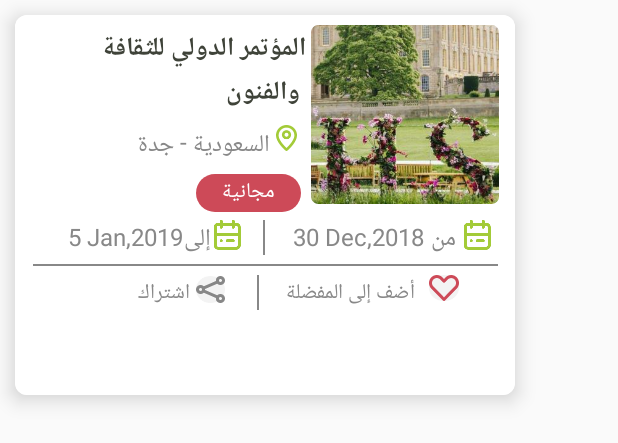
After one commit to hashem-saqqa/EventSheet, an Android app: the layout small_event_item.xml on its own in the app's theme, with its tools: preview values and no code run, on a phone screen of 412 x 824 dp. The commit adds this screen. Shown: the top 443 px of the screen. Run offline under Robolectric (Android 15) with nearby library versions, the phone set to English and light mode, and no system bars.

Commit message:
All_Events

```diff
--- a/app/src/main/java/com/example/eventsheet/Event_adapter.java
+++ b/app/src/main/java/com/example/eventsheet/Event_adapter.java
@@ -37,7 +37,7 @@ public class Event_adapter extends RecyclerView.Adapter<Event_adapter.ViewHolder
 
         Event_model model = DataSet.get(position);
 
-        holder.Main_image.setImageResource(R.drawable.nopath___copy__79_);
+        holder.Main_image.setImageResource(model.getImage());
         holder.Main_text.setText(model.getMain_text());
         holder.Location_text.setText(model.getLocation_text());
         holder.detail_text.setText(model.getDetail_text());
--- a/app/src/main/java/com/example/eventsheet/create_new_account.java
+++ b/app/src/main/java/com/example/eventsheet/create_new_account.java
@@ -26,7 +26,6 @@ public class create_new_account extends AppCompatActivity {
         setContentView(R.layout.activity_create_new_account);
         show_pass_btn = findViewById(R.id.show_pass_btn);
         password = findViewById(R.id.Password);
-
 
     }
 
--- /dev/null
+++ b/app/src/main/res/layout/small_event_item.xml
@@ -0,0 +1,264 @@
+<?xml version="1.0" encoding="utf-8"?>
+<androidx.cardview.widget.CardView
+    xmlns:app="http://schemas.android.com/apk/res-auto"
+    xmlns:android="http://schemas.android.com/apk/res/android"
+    android:layout_width="wrap_content"
+    android:layout_height="wrap_content"
+    android:layout_margin="10dp"
+    app:cardCornerRadius="8dp"
+    app:cardElevation="8dp">
+
+    <androidx.constraintlayout.widget.ConstraintLayout
+        android:id="@+id/Constraint_4"
+        android:layout_width="333dp"
+        android:layout_height="253dp"
+        android:background="#ffffff"
+        app:layout_constraintBottom_toBottomOf="parent"
+        app:layout_constraintEnd_toEndOf="parent"
+        app:layout_constraintHorizontal_bias="0"
+        app:layout_constraintStart_toStartOf="parent"
+        app:layout_constraintTop_toTopOf="parent">
+
+        <ImageView
+            android:id="@+id/HS_Image_4"
+            android:layout_width="wrap_content"
+            android:layout_height="wrap_content"
+            android:src="@drawable/nopath___copy__79_"
+            app:layout_constraintBottom_toBottomOf="parent"
+            app:layout_constraintEnd_toEndOf="parent"
+            app:layout_constraintHorizontal_bias="0.95"
+            app:layout_constraintStart_toStartOf="parent"
+            app:layout_constraintTop_toTopOf="parent"
+            app:layout_constraintVertical_bias="0.05" />
+
+        <TextView
+            android:id="@+id/Text1_4"
+            android:layout_width="wrap_content"
+            android:layout_height="wrap_content"
+            android:text="المؤتمر الدولي للثقافة\n والفنون"
+            android:textColor="#3F4339"
+            android:textSize="17dp"
+            android:textStyle="bold"
+            app:layout_constraintBottom_toBottomOf="parent"
+            app:layout_constraintEnd_toStartOf="@+id/HS_Image_4"
+            app:layout_constraintHorizontal_bias="0.95"
+            app:layout_constraintStart_toStartOf="parent"
+            app:layout_constraintTop_toTopOf="parent"
+            app:layout_constraintVertical_bias="0.04" />
+
+        <ImageView
+            android:id="@+id/location_icon_4"
+            android:layout_width="wrap_content"
+            android:layout_height="wrap_content"
+            android:src="@drawable/group_1297"
+            app:layout_constraintBottom_toBottomOf="parent"
+            app:layout_constraintEnd_toStartOf="@id/HS_Image_4"
+            app:layout_constraintHorizontal_bias="0.95"
+            app:layout_constraintStart_toStartOf="parent"
+            app:layout_constraintTop_toBottomOf="@+id/Text1_4"
+            app:layout_constraintVertical_bias="0.04" />
+
+        <TextView
+            android:id="@+id/location_text_4"
+            android:layout_width="wrap_content"
+            android:layout_height="wrap_content"
+            android:text="السعودية - جدة"
+            android:textColor="#888888"
+            android:textSize="16dp"
+            app:layout_constraintBottom_toBottomOf="parent"
+            app:layout_constraintEnd_toStartOf="@+id/location_icon_4"
+            app:layout_constraintHorizontal_bias="0.95"
+            app:layout_constraintStart_toStartOf="parent"
+            app:layout_constraintTop_toBottomOf="@+id/Text1_4"
+            app:layout_constraintVertical_bias="0.04" />
+
+        <TextView
+            android:layout_width="70dp"
+            android:layout_height="25dp"
+            android:background="@drawable/rounded_corners"
+            android:backgroundTint="#CD4A58"
+            android:text="مجانية"
+            android:textAlignment="center"
+            android:textColor="#FFFFFF"
+            android:textSize="14dp"
+            app:layout_constraintBottom_toBottomOf="parent"
+            app:layout_constraintEnd_toStartOf="@+id/HS_Image_4"
+            app:layout_constraintHorizontal_bias="0.95"
+            app:layout_constraintStart_toStartOf="parent"
+            app:layout_constraintTop_toBottomOf="@+id/location_text_4"
+            app:layout_constraintVertical_bias="0.04"
+            android:gravity="center_horizontal" />
+
+        <ImageView
+            android:id="@+id/calender_icon_4"
+            android:layout_width="wrap_content"
+            android:layout_height="wrap_content"
+            android:src="@drawable/component_34__1"
+            app:layout_constraintBottom_toBottomOf="parent"
+            app:layout_constraintEnd_toEndOf="parent"
+            app:layout_constraintHorizontal_bias="0.95"
+            app:layout_constraintStart_toStartOf="parent"
+            app:layout_constraintTop_toBottomOf="@+id/HS_Image_4"
+            app:layout_constraintVertical_bias="0.1" />
+
+        <TextView
+            android:id="@+id/mn_text_4"
+            android:layout_width="wrap_content"
+            android:layout_height="wrap_content"
+            android:text="من"
+            android:textColor="#888888"
+            android:textSize="16dp"
+            app:layout_constraintBottom_toBottomOf="parent"
+            app:layout_constraintEnd_toStartOf="@+id/calender_icon_4"
+            app:layout_constraintHorizontal_bias="0.98"
+            app:layout_constraintStart_toStartOf="parent"
+            app:layout_constraintTop_toBottomOf="@+id/HS_Image_4"
+            app:layout_constraintVertical_bias="0.1" />
+
+        <TextView
+            android:id="@+id/mn_calender_text_4"
+            android:layout_width="wrap_content"
+            android:layout_height="wrap_content"
+            android:text="30 Dec,2018"
+            android:textColor="#888888"
+            android:textSize="16dp"
+            app:layout_constraintBottom_toBottomOf="parent"
+            app:layout_constraintEnd_toStartOf="@+id/mn_text_4"
+            app:layout_constraintHorizontal_bias="0.98"
+            app:layout_constraintStart_toStartOf="parent"
+            app:layout_constraintTop_toBottomOf="@+id/HS_Image_4"
+            app:layout_constraintVertical_bias="0.1" />
+
+        <View
+            android:id="@+id/vertical_line_4"
+            android:layout_width="1dp"
+            android:layout_height="23dp"
+            android:background="#888888"
+            android:outlineAmbientShadowColor="#000000"
+            app:layout_constraintBottom_toBottomOf="parent"
+            app:layout_constraintEnd_toStartOf="@+id/mn_calender_text_4"
+            app:layout_constraintHorizontal_bias="0.9"
+            app:layout_constraintStart_toStartOf="parent"
+            app:layout_constraintTop_toBottomOf="@id/HS_Image_4"
+            app:layout_constraintVertical_bias="0.1" />
+
+        <ImageView
+            android:id="@+id/calender_icon2_4"
+            android:layout_width="wrap_content"
+            android:layout_height="wrap_content"
+            android:src="@drawable/component_34__1"
+            app:layout_constraintBottom_toBottomOf="parent"
+            app:layout_constraintEnd_toStartOf="@id/vertical_line_4"
+            app:layout_constraintHorizontal_bias="0.9"
+            app:layout_constraintStart_toStartOf="parent"
+            app:layout_constraintTop_toBottomOf="@+id/HS_Image_4"
+            app:layout_constraintVertical_bias="0.1" />
+
+        <TextView
+            android:id="@+id/ela_text_4"
+            android:layout_width="wrap_content"
+            android:layout_height="wrap_content"
+            android:text="إلى"
+            android:textColor="#888888"
+            android:textSize="16dp"
+            app:layout_constraintBottom_toBottomOf="parent"
+            app:layout_constraintEnd_toStartOf="@+id/calender_icon2_4"
+            app:layout_constraintHorizontal_bias="0.98"
+            app:layout_constraintStart_toStartOf="parent"
+            app:layout_constraintTop_toBottomOf="@+id/HS_Image_4"
+            app:layout_constraintVertical_bias="0.1" />
+
+        <TextView
+            android:id="@+id/ela_calender_text_4"
+            android:layout_width="wrap_content"
+            android:layout_height="wrap_content"
+            android:text="5 Jan,2019"
+            android:textColor="#888888"
+            android:textSize="16dp"
+            app:layout_constraintBottom_toBottomOf="parent"
+            app:layout_constraintEnd_toStartOf="@+id/ela_text_4"
+            app:layout_constraintHorizontal_bias="0.98"
+            app:layout_constraintStart_toStartOf="parent"
+            app:layout_constraintTop_toBottomOf="@+id/HS_Image_4"
+            app:layout_constraintVertical_bias="0.1" />
+
+        <View
+            android:id="@+id/horizontal_line_4"
+            android:layout_width="310dp"
+            android:layout_height="1dp"
+            android:background="#888888"
+            android:outlineAmbientShadowColor="#888888"
+            app:layout_constraintBottom_toBottomOf="parent"
+            app:layout_constraintEnd_toEndOf="parent"
+            app:layout_constraintStart_toStartOf="parent"
+            app:layout_constraintTop_toBottomOf="@id/calender_icon_4"
+            app:layout_constraintVertical_bias="0.1" />
+
+        <ImageView
+            android:id="@+id/fav_icon_4"
+            android:layout_width="20dp"
+            android:layout_height="17dp"
+            android:background="@drawable/ellipse_1100"
+            android:src="@drawable/heart"
+            app:layout_constraintBottom_toBottomOf="parent"
+            app:layout_constraintEnd_toEndOf="parent"
+            app:layout_constraintHorizontal_bias="0.88"
+            app:layout_constraintStart_toStartOf="parent"
+            app:layout_constraintTop_toTopOf="@id/horizontal_line_4"
+            app:layout_constraintVertical_bias="0.1" />
+
+        <TextView
+            android:id="@+id/fav_text_4"
+            android:layout_width="wrap_content"
+            android:layout_height="wrap_content"
+            android:text="أضف إلى المفضلة"
+            android:textColor="#888888"
+            android:textSize="14dp"
+            app:layout_constraintBottom_toBottomOf="parent"
+            app:layout_constraintEnd_toStartOf="@id/fav_icon_4"
+            app:layout_constraintHorizontal_bias="0.95"
+            app:layout_constraintStart_toStartOf="parent"
+            app:layout_constraintTop_toBottomOf="@id/horizontal_line_4"
+            app:layout_constraintVertical_bias="0.1" />
+
+        <View
+            android:id="@+id/vertical_line2_4"
+            android:layout_width="1dp"
+            android:layout_height="23dp"
+            android:background="#888888"
+            android:outlineAmbientShadowColor="#000000"
+            app:layout_constraintBottom_toBottomOf="parent"
+            app:layout_constraintEnd_toStartOf="@+id/fav_text_4"
+            app:layout_constraintHorizontal_bias="0.9"
+            app:layout_constraintStart_toStartOf="parent"
+            app:layout_constraintTop_toBottomOf="@id/horizontal_line_4"
+            app:layout_constraintVertical_bias="0.1" />
+
+        <ImageView
+            android:id="@+id/share_icon_4"
+            android:layout_width="19dp"
+            android:layout_height="18dp"
+            android:background="@drawable/ellipse_1101"
+            android:src="@drawable/share"
+            app:layout_constraintBottom_toBottomOf="parent"
+            app:layout_constraintEnd_toStartOf="@+id/vertical_line2_4"
+            app:layout_constraintHorizontal_bias="0.85"
+            app:layout_constraintStart_toStartOf="parent"
+            app:layout_constraintTop_toBottomOf="@id/horizontal_line_4"
+            app:layout_constraintVertical_bias="0.1" />
+
+        <TextView
+            android:layout_width="wrap_content"
+            android:layout_height="wrap_content"
+            android:text="اشتراك"
+            android:textColor="#888888"
+            android:textSize="14dp"
+            app:layout_constraintBottom_toBottomOf="parent"
+            app:layout_constraintEnd_toStartOf="@id/share_icon_4"
+            app:layout_constraintHorizontal_bias="0.95"
+            app:layout_constraintStart_toStartOf="parent"
+            app:layout_constraintTop_toBottomOf="@id/horizontal_line_4"
+            app:layout_constraintVertical_bias="0.1" />
+    </androidx.constraintlayout.widget.ConstraintLayout>
+
+</androidx.cardview.widget.CardView>
```
